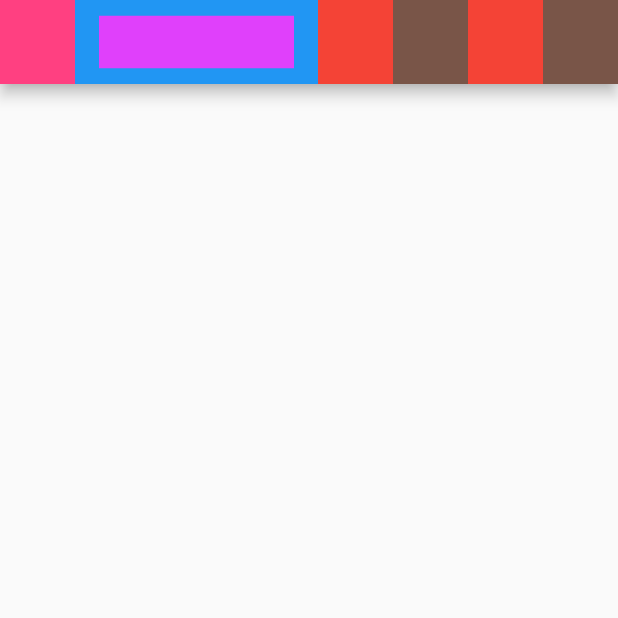
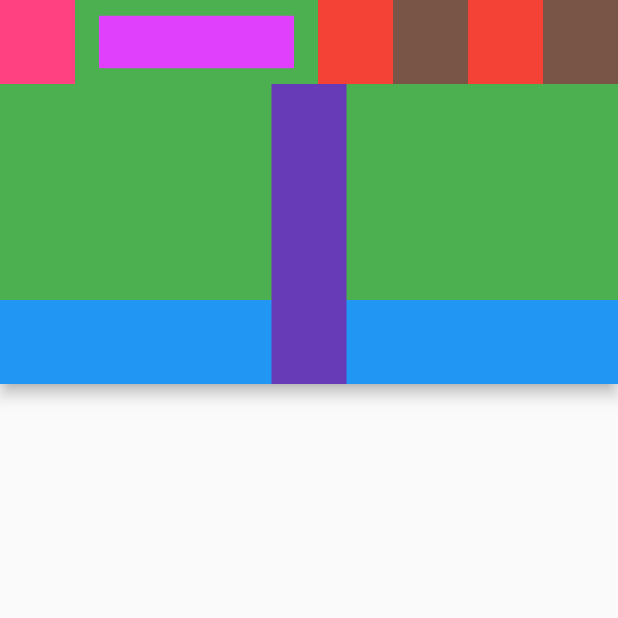
Before and after one commit to dellaputriherman/PEMROGRAMAN_FLUTTER, a Flutter app: the screen it shows after launch, on a phone screen of 412 x 824 dp, the top half of it. Run offline on Flutter 3.47's test engine with Material 2 defaults, Android fonts, the phone set to English and light mode, and no system bars; our stand-ins replace faker.

Commit message:
Update FLUTTER 14 AppBar Widget

```diff
--- a/appbar_widget/lib/main.dart
+++ b/appbar_widget/lib/main.dart
@@ -44,6 +44,19 @@ class MyApp extends StatelessWidget {
             color: Colors.brown,
           ),
         ],
+        bottom: PreferredSize(
+          preferredSize: Size.fromHeight(200),
+          child: Container(
+            width: 50,
+            height: 200,
+            color: Colors.deepPurple,
+          ),
+        ),
+        flexibleSpace: Container(
+          //width: 50,
+          height: 200,
+          color: Colors.green,
+        ),
       )),
     );
   }
```
